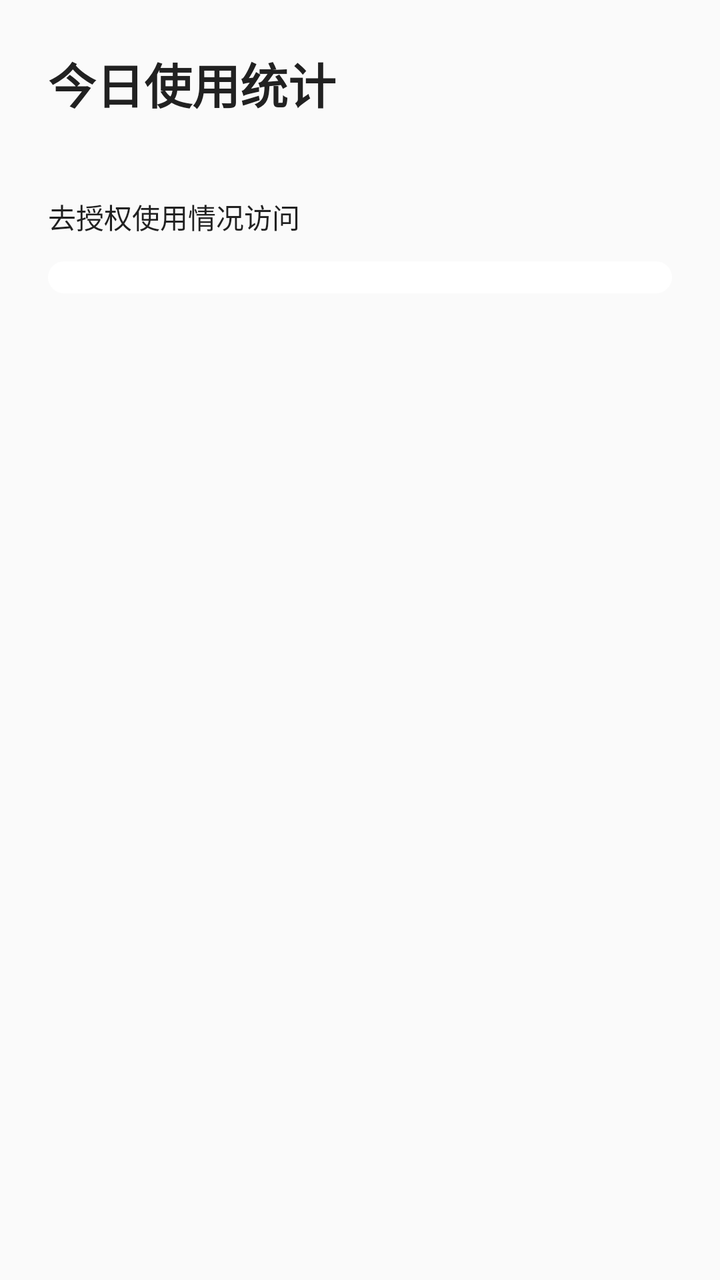
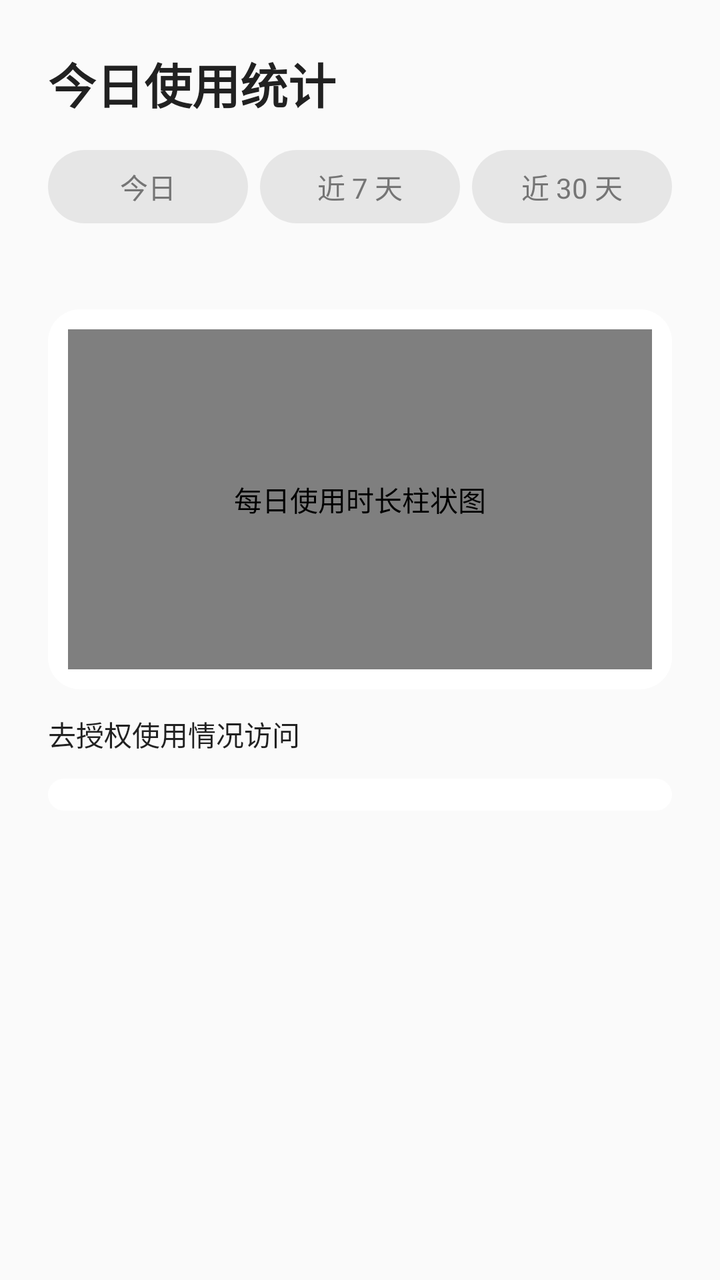

Two renders of the same Android screen: before a commit and after it. Below are the layout's source before the change and the commit's diff.
<!-- AndroidManifest.xml: application theme Theme.AntiLazy -->
<!-- res/layout/activity_usage_stats.xml -->
<?xml version="1.0" encoding="utf-8"?>
<ScrollView xmlns:android="http://schemas.android.com/apk/res/android"
    android:layout_width="match_parent"
    android:layout_height="match_parent"
    android:fillViewport="true">

    <LinearLayout
        android:layout_width="match_parent"
        android:layout_height="wrap_content"
        android:orientation="vertical"
        android:padding="24dp">

        <TextView
            android:id="@+id/tv_usage_title"
            android:layout_width="wrap_content"
            android:layout_height="wrap_content"
            android:text="@string/usage_title"
            android:textColor="@color/text_primary"
            android:textSize="24sp"
            android:textStyle="bold" />

        <TextView
            android:id="@+id/tv_usage_summary"
            android:layout_width="match_parent"
            android:layout_height="wrap_content"
            android:layout_marginTop="8dp"
            android:textColor="@color/text_secondary"
            android:textSize="14sp" />

        <Button
            android:id="@+id/btn_grant_usage"
            android:layout_width="match_parent"
            android:layout_height="wrap_content"
            android:layout_marginTop="12dp"
            android:text="@string/usage_grant" />

        <LinearLayout
            android:id="@+id/ll_usage_apps"
            android:layout_width="match_parent"
            android:layout_height="wrap_content"
            android:layout_marginTop="12dp"
            android:background="@drawable/bg_card"
            android:orientation="vertical"
            android:paddingStart="20dp"
            android:paddingTop="8dp"
            android:paddingEnd="20dp"
            android:paddingBottom="8dp" />

    </LinearLayout>
</ScrollView>
<!-- resources referenced by this layout -->
<resources>
  <color name="text_primary">#212121</color>
  <color name="text_secondary">#757575</color>
  <!-- drawable bg_card (drawable) -->
  <?xml version="1.0" encoding="utf-8"?>
  <shape xmlns:android="http://schemas.android.com/apk/res/android" android:shape="rectangle">
      <solid android:color="#FFFFFF" />
      <corners android:radius="16dp" />
  </shape>
  <string name="usage_grant">去授权使用情况访问</string>
  <string name="usage_title">今日使用统计</string>
  <style name="Theme.AntiLazy" parent="android:Theme.Material.Light.NoActionBar">
          <item name="android:colorPrimary">@color/brand</item>
          <item name="android:colorPrimaryDark">@color/brand_dark</item>
          <item name="android:colorAccent">@color/brand</item>
          <item name="android:statusBarColor">@color/brand_dark</item>
          <item name="android:windowBackground">@color/bg</item>
      </style>
  <color name="brand">#F4511E</color>
  <color name="brand_dark">#BF360C</color>
  <color name="bg">#FAFAFA</color>
</resources>

<!-- the commit's change to res/layout/activity_usage_stats.xml (unified diff, before → after) -->
@@ -19,13 +19,83 @@
             android:textSize="24sp"
             android:textStyle="bold" />
 
+        <LinearLayout
+            android:id="@+id/ll_tabs"
+            android:layout_width="match_parent"
+            android:layout_height="wrap_content"
+            android:layout_marginTop="16dp"
+            android:orientation="horizontal">
+
+            <TextView
+                android:id="@+id/tv_tab_day"
+                android:layout_width="0dp"
+                android:layout_height="wrap_content"
+                android:layout_weight="1"
+                android:background="@drawable/bg_tab"
+                android:gravity="center"
+                android:paddingTop="8dp"
+                android:paddingBottom="8dp"
+                android:text="@string/usage_tab_today"
+                android:textColor="@color/tab_text_color"
+                android:textSize="14sp" />
+
+            <Space
+                android:layout_width="6dp"
+                android:layout_height="1dp" />
+
+            <TextView
+                android:id="@+id/tv_tab_week"
+                android:layout_width="0dp"
+                android:layout_height="wrap_content"
+                android:layout_weight="1"
+                android:background="@drawable/bg_tab"
+                android:gravity="center"
+                android:paddingTop="8dp"
+                android:paddingBottom="8dp"
+                android:text="@string/usage_tab_7d"
+                android:textColor="@color/tab_text_color"
+                android:textSize="14sp" />
+
+            <Space
+                android:layout_width="6dp"
+                android:layout_height="1dp" />
+
+            <TextView
+                android:id="@+id/tv_tab_month"
+                android:layout_width="0dp"
+                android:layout_height="wrap_content"
+                android:layout_weight="1"
+                android:background="@drawable/bg_tab"
+                android:gravity="center"
+                android:paddingTop="8dp"
+                android:paddingBottom="8dp"
+                android:text="@string/usage_tab_30d"
+                android:textColor="@color/tab_text_color"
+                android:textSize="14sp" />
+        </LinearLayout>
+
         <TextView
             android:id="@+id/tv_usage_summary"
             android:layout_width="match_parent"
             android:layout_height="wrap_content"
-            android:layout_marginTop="8dp"
+            android:layout_marginTop="12dp"
             android:textColor="@color/text_secondary"
             android:textSize="14sp" />
+
+        <LinearLayout
+            android:layout_width="match_parent"
+            android:layout_height="wrap_content"
+            android:layout_marginTop="12dp"
+            android:background="@drawable/bg_card"
+            android:orientation="vertical"
+            android:padding="10dp">
+
+            <com.learn.antilazy.UsageBarChartView
+                android:id="@+id/usage_chart"
+                android:layout_width="match_parent"
+                android:layout_height="170dp"
+                android:contentDescription="@string/usage_chart_desc" />
+        </LinearLayout>
 
         <Button
             android:id="@+id/btn_grant_usage"
<!-- resource entries referenced after the edit -->
@@ -8,7 +8,27 @@
       <solid android:color="#FFFFFF" />
       <corners android:radius="16dp" />
   </shape>
+  <!-- drawable bg_tab (drawable) -->
+  <?xml version="1.0" encoding="utf-8"?>
+  <selector xmlns:android="http://schemas.android.com/apk/res/android">
+      <item android:state_selected="true">
+          <shape>
+              <corners android:radius="20dp" />
+              <solid android:color="@color/brand" />
+          </shape>
+      </item>
+      <item>
+          <shape>
+              <corners android:radius="20dp" />
+              <solid android:color="#14000000" />
+          </shape>
+      </item>
+  </selector>
+  <string name="usage_chart_desc">每日使用时长柱状图</string>
   <string name="usage_grant">去授权使用情况访问</string>
+  <string name="usage_tab_30d">近 30 天</string>
+  <string name="usage_tab_7d">近 7 天</string>
+  <string name="usage_tab_today">今日</string>
   <string name="usage_title">今日使用统计</string>
   <style name="Theme.AntiLazy" parent="android:Theme.Material.Light.NoActionBar">
           <item name="android:colorPrimary">@color/brand</item>
